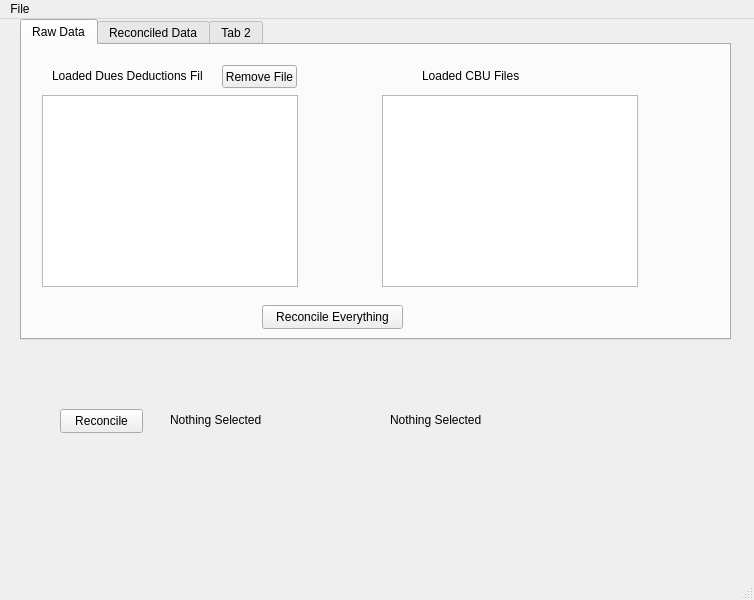
Qt form Test.ui (slipschutz/geu) before a commit.
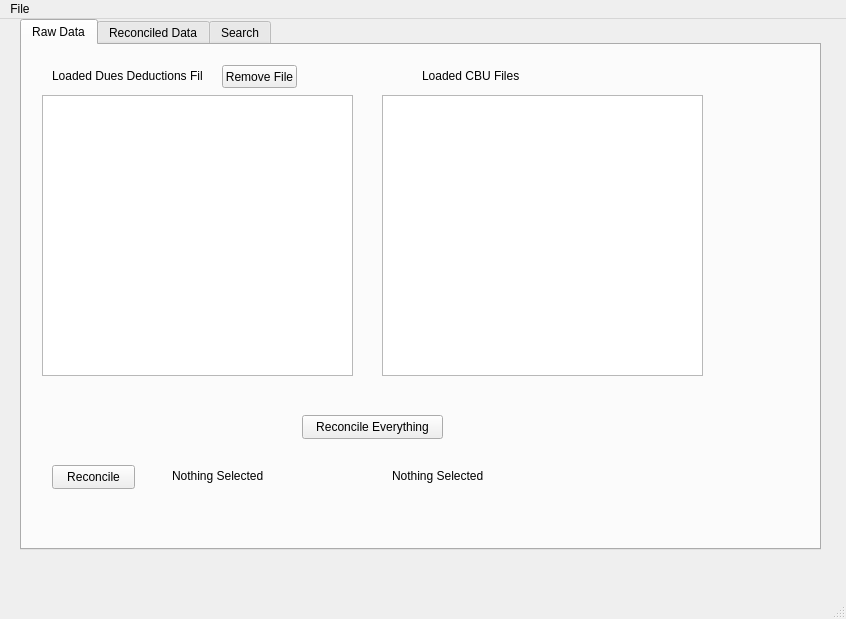
The same form after that commit. The open tabs and pages were chosen to show the change.

Patch:
```diff
--- a/Test.ui
+++ b/Test.ui
@@ -6,60 +6,21 @@
    <rect>
     <x>0</x>
     <y>0</y>
-    <width>754</width>
-    <height>600</height>
+    <width>846</width>
+    <height>619</height>
    </rect>
   </property>
   <property name="windowTitle">
    <string>MainWindow</string>
   </property>
   <widget class="QWidget" name="centralwidget">
-   <widget class="QPushButton" name="ReconcileButton">
-    <property name="geometry">
-     <rect>
-      <x>60</x>
-      <y>390</y>
-      <width>83</width>
-      <height>24</height>
-     </rect>
-    </property>
-    <property name="text">
-     <string>Reconcile</string>
-    </property>
-   </widget>
-   <widget class="QLabel" name="labelDuesFile">
-    <property name="geometry">
-     <rect>
-      <x>170</x>
-      <y>390</y>
-      <width>201</width>
-      <height>21</height>
-     </rect>
-    </property>
-    <property name="text">
-     <string>Nothing Selected</string>
-    </property>
-   </widget>
-   <widget class="QLabel" name="labelCBUFile">
-    <property name="geometry">
-     <rect>
-      <x>390</x>
-      <y>390</y>
-      <width>201</width>
-      <height>21</height>
-     </rect>
-    </property>
-    <property name="text">
-     <string>Nothing Selected</string>
-    </property>
-   </widget>
    <widget class="QTabWidget" name="tabWidget">
     <property name="geometry">
      <rect>
       <x>20</x>
       <y>0</y>
-      <width>711</width>
-      <height>321</height>
+      <width>801</width>
+      <height>531</height>
      </rect>
     </property>
     <property name="currentIndex">
@@ -74,8 +35,8 @@
        <rect>
         <x>360</x>
         <y>50</y>
-        <width>256</width>
-        <height>192</height>
+        <width>321</width>
+        <height>281</height>
        </rect>
       </property>
      </widget>
@@ -97,8 +58,8 @@
        <rect>
         <x>20</x>
         <y>50</y>
-        <width>256</width>
-        <height>192</height>
+        <width>311</width>
+        <height>281</height>
        </rect>
       </property>
      </widget>
@@ -131,8 +92,8 @@
      <widget class="QPushButton" name="ReconcileEveryThingButton">
       <property name="geometry">
        <rect>
-        <x>240</x>
-        <y>260</y>
+        <x>280</x>
+        <y>370</y>
         <width>141</width>
         <height>24</height>
        </rect>
@@ -141,6 +102,45 @@
        <string>Reconcile Everything</string>
       </property>
      </widget>
+     <widget class="QPushButton" name="ReconcileButton">
+      <property name="geometry">
+       <rect>
+        <x>30</x>
+        <y>420</y>
+        <width>83</width>
+        <height>24</height>
+       </rect>
+      </property>
+      <property name="text">
+       <string>Reconcile</string>
+      </property>
+     </widget>
+     <widget class="QLabel" name="labelDuesFile">
+      <property name="geometry">
+       <rect>
+        <x>150</x>
+        <y>420</y>
+        <width>201</width>
+        <height>21</height>
+       </rect>
+      </property>
+      <property name="text">
+       <string>Nothing Selected</string>
+      </property>
+     </widget>
+     <widget class="QLabel" name="labelCBUFile">
+      <property name="geometry">
+       <rect>
+        <x>370</x>
+        <y>420</y>
+        <width>201</width>
+        <height>21</height>
+       </rect>
+      </property>
+      <property name="text">
+       <string>Nothing Selected</string>
+      </property>
+     </widget>
     </widget>
     <widget class="QWidget" name="tab">
      <attribute name="title">
@@ -149,7 +149,7 @@
     </widget>
     <widget class="QWidget" name="tab_2">
      <attribute name="title">
-      <string>Tab 2</string>
+      <string>Search</string>
      </attribute>
      <widget class="QTextBrowser" name="searchOutputBox">
       <property name="geometry">
@@ -179,8 +179,8 @@
     <rect>
      <x>0</x>
      <y>0</y>
-     <width>754</width>
-     <height>19</height>
+     <width>846</width>
+     <height>15</height>
     </rect>
    </property>
    <widget class="QMenu" name="menuFile">
```
Left out of the diff: 18 changed lines with no effect on the pictures.
